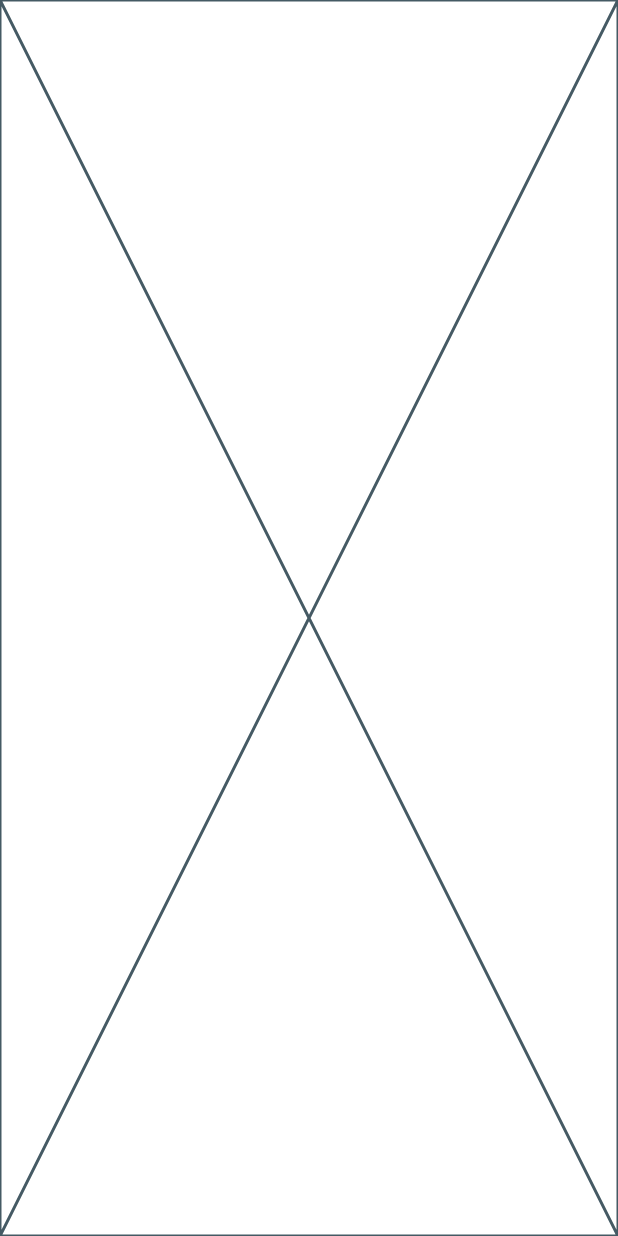
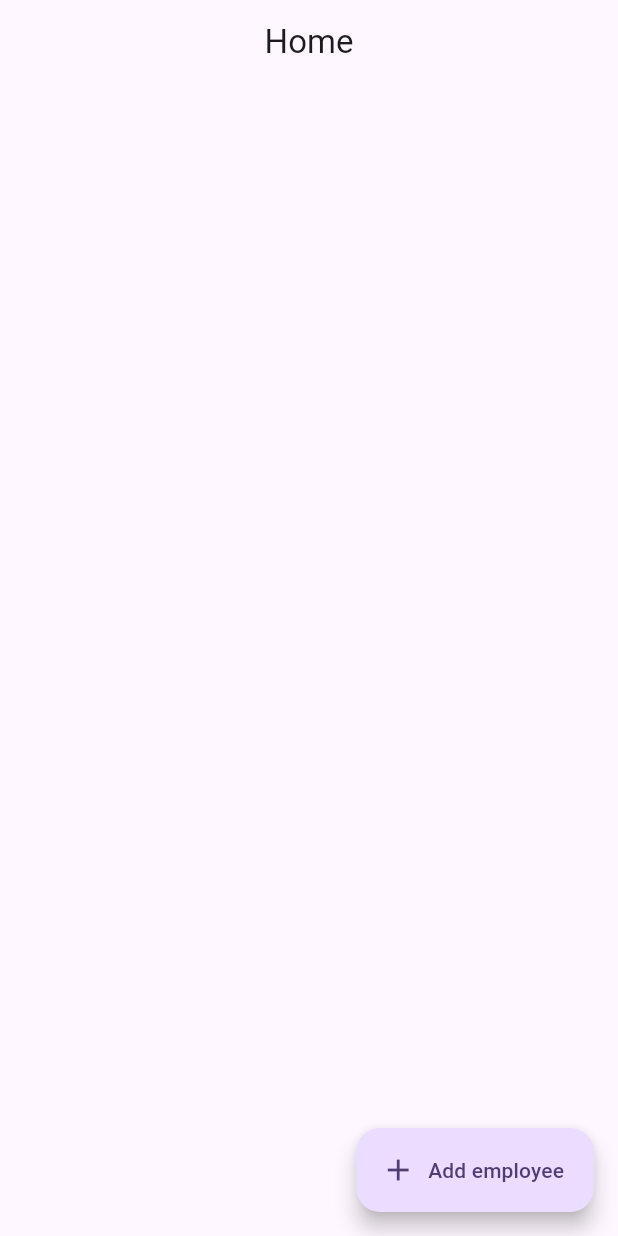
Before and after one commit to dtussupbayev/employee_drift_book, a Flutter app: the screen it shows after launch, on a phone screen of 412 x 824 dp. Run offline on Flutter 3.47's test engine with Material 3 defaults, Android fonts, the light colour scheme and no system bars.

Commit message:
feat: implement add employee screen UI
Implemented an add employee screen with the following features:

- Includes text fields for User Name, First Name, and Last Name.
- Includes a date picker field for Date of Birth.
- Added a save button in the app bar.
- Added navigation to the add employee screen from the home screen using named routes.

Added custom widgets for Text Form Field and Date Picker Form Field.
Added Intl package for date formatting.

```diff
--- a/analysis_options.yaml
+++ b/analysis_options.yaml
@@ -21,8 +21,9 @@ linter:
   # `// ignore_for_file: name_of_lint` syntax on the line or in the file
   # producing the lint.
   rules:
+    prefer_const_constructors: true
+    prefer_single_quotes: true
     # avoid_print: false  # Uncomment to disable the `avoid_print` rule
-    # prefer_single_quotes: true  # Uncomment to enable the `prefer_single_quotes` rule
 
 # Additional information about this file can be found at
 # https://dart.dev/guides/language/analysis-options
--- a/lib/main.dart
+++ b/lib/main.dart
@@ -11,6 +11,7 @@ class MyApp extends StatelessWidget {
   @override
   Widget build(BuildContext context) {
     return MaterialApp(
+      debugShowCheckedModeBanner: false,
       title: 'Flutter Demo',
       theme: ThemeData(
         colorScheme: ColorScheme.fromSeed(seedColor: Colors.deepPurple),
--- a/lib/route/route_generator.dart
+++ b/lib/route/route_generator.dart
@@ -7,7 +7,7 @@ class RouteGenerator {
     switch (settings.name) {
       case '/':
         return MaterialPageRoute(builder: (_) => const HomeScreen());
-      case 'add_employee':
+      case '/add_employee':
         return MaterialPageRoute(builder: (_) => const AddEmployeeScreen());
       default:
         return _errorRoute();
--- a/lib/screens/home_screen.dart
+++ b/lib/screens/home_screen.dart
@@ -5,6 +5,21 @@ class HomeScreen extends StatelessWidget {
 
   @override
   Widget build(BuildContext context) {
-    return const Placeholder();
+    return Scaffold(
+      appBar: AppBar(
+        title: const Text('Home'),
+        centerTitle: true,
+      ),
+      body: const Column(
+        children: [],
+      ),
+      floatingActionButton: FloatingActionButton.extended(
+        onPressed: () {
+          Navigator.pushNamed(context, '/add_employee');
+        },
+        icon: const Icon(Icons.add),
+        label: const Text('Add employee'),
+      ),
+    );
   }
 }
--- a/pubspec.yaml
+++ b/pubspec.yaml
@@ -12,6 +12,7 @@ dependencies:
   cupertino_icons: ^1.0.8
   drift: ^2.23.1
   drift_flutter: ^0.2.4
+  intl: ^0.20.1
 
 dev_dependencies:
   flutter_test:
```
Also changed, not shown: lib/screens/add_employee_screen.dart (+82 -1 lines), lib/widgets/custom_date_picker_form_field.dart (added, +32 -0 lines), lib/widgets/custom_text_form_field.dart (added, +31 -0 lines), pubspec.lock.
